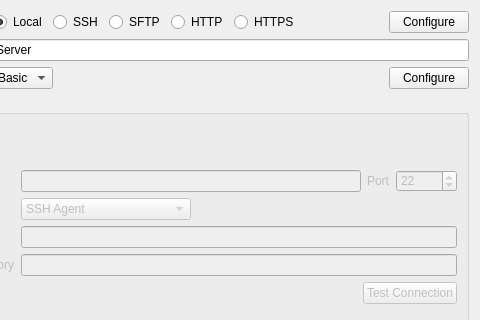
Qt form src/Process/ServerConfigurationDialog.ui (nutjunkie/IQmol) before a commit; both pictures show x 104 to 584 and y 0 to 320 of the 584 by 401 pixel window.
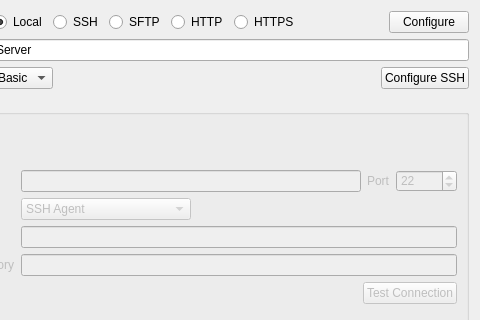
The same form after that commit.

What changed in the file:
```diff
--- a/src/Process/ServerConfigurationDialog.ui
+++ b/src/Process/ServerConfigurationDialog.ui
@@ -137,7 +137,7 @@
        <item>
         <widget class="QPushButton" name="configureQueueButton">
          <property name="text">
-          <string>Configure</string>
+          <string>Configure SSH</string>
          </property>
         </widget>
        </item>
```
